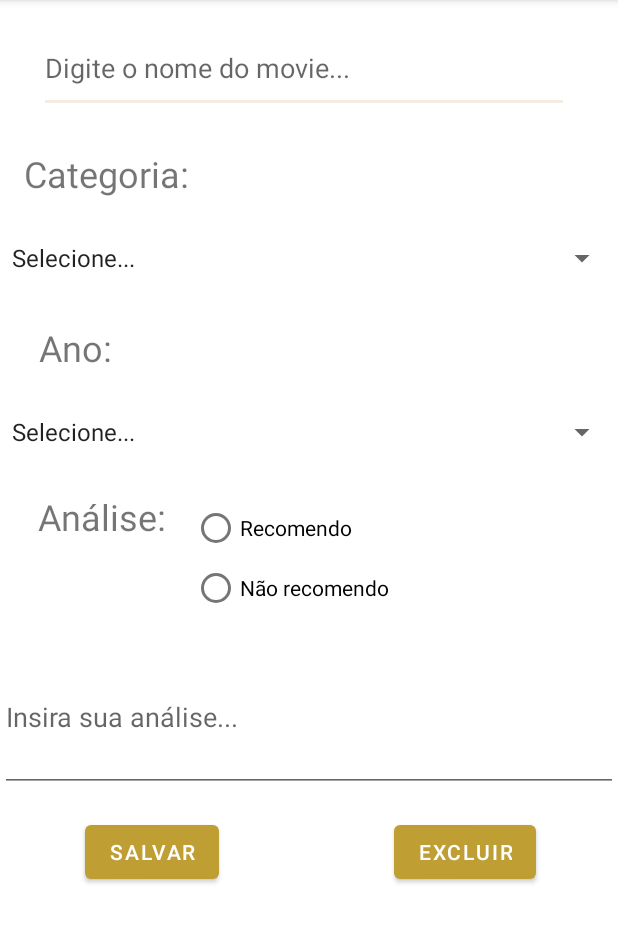
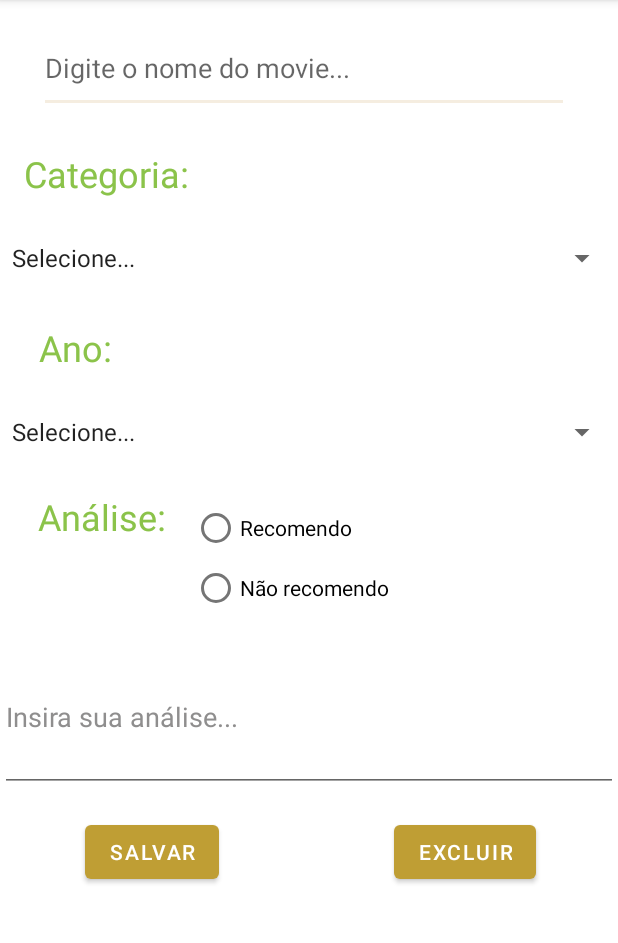
Before and after one commit to 616C616E/AppCadastro, an Android app: the screen it shows after launch (FormActivity), after a tap on an icon or button, on a phone screen of 412 x 824 dp, the part 84-1027 px from its top. Run offline under Robolectric (Android 15) with nearby library versions, the phone set to English and light mode, and no system bars.

Commit message:
troca de cores

```diff
--- a/app/src/main/res/layout/activity_form.xml
+++ b/app/src/main/res/layout/activity_form.xml
@@ -27,6 +27,7 @@
         android:layout_height="wrap_content"
         android:layout_marginTop="140dp"
         android:text="Ano: "
+        android:textColor="#8BC34A"
         android:textSize="24sp"
         app:layout_constraintEnd_toEndOf="parent"
         app:layout_constraintHorizontal_bias="0.072"
@@ -52,6 +53,8 @@
 
         android:layout_marginTop="24dp"
         android:text="Categoria: "
+        android:textColor="#8BC34A"
+        android:textColorLink="#F44336"
         android:textSize="24sp"
         app:layout_constraintEnd_toEndOf="parent"
         app:layout_constraintHorizontal_bias="0.054"
@@ -76,6 +79,7 @@
         android:layout_height="wrap_content"
         android:layout_marginTop="196dp"
         android:text="Análise: "
+        android:textColor="#8BC34A"
         android:textSize="24sp"
         app:layout_constraintEnd_toEndOf="parent"
         app:layout_constraintHorizontal_bias="0.08"
@@ -90,6 +94,9 @@
         android:ems="10"
         android:hint="Insira sua análise..."
         android:inputType="text|textMultiLine"
+        android:textColor="#4CAF50"
+        android:textColorHighlight="#4CAF50"
+        android:textColorHint="#8F8E8E"
         app:layout_constraintEnd_toEndOf="parent"
         app:layout_constraintHorizontal_bias="0.0"
         app:layout_constraintStart_toStartOf="parent"
--- a/app/src/main/res/layout/layout_list.xml
+++ b/app/src/main/res/layout/layout_list.xml
@@ -6,11 +6,6 @@
     android:id="@+id/llFundoLista"
     android:layout_width="match_parent"
     android:layout_height="wrap_content">
-
-    <ImageView
-        android:layout_width="110dp"
-        android:layout_height="110dp"
-        android:src="@mipmap/ic_launcher"/>
 
     <LinearLayout
         android:layout_width="match_parent"
```
